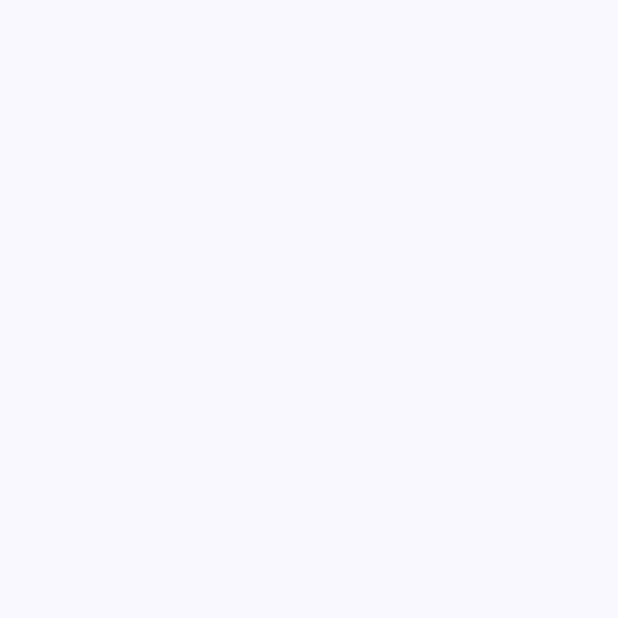
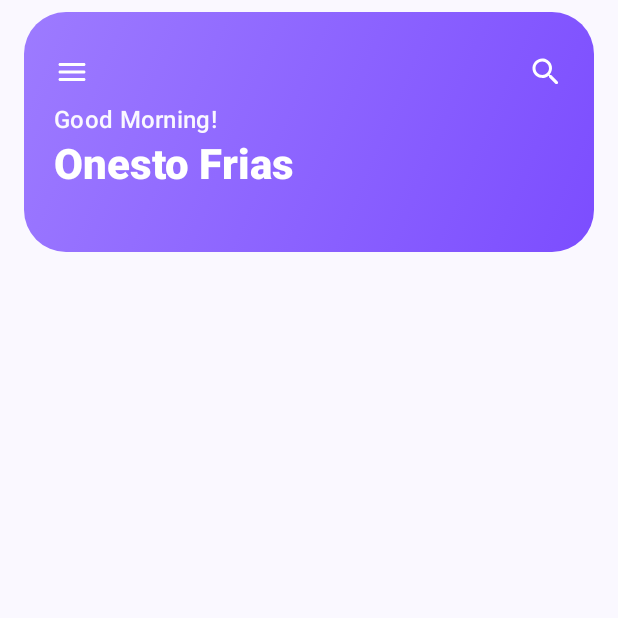
Before and after one commit to SinckCode/MusicAppExa, an Android app built with Jetpack Compose: the screen it shows after launch (MainActivity), on a phone screen of 412 x 824 dp, the top half of it. Before the commit the part shown is empty. Run offline under Robolectric (Android 15) with nearby library versions, the phone set to English and light mode, and no system bars.

Commit message:
Header listo

```diff
--- a/app/src/main/java/com/example/musicappexa/components/Header.kt
+++ b/app/src/main/java/com/example/musicappexa/components/Header.kt
@@ -1,14 +1,96 @@
 package com.example.musicappexa.components
 
-import androidx.compose.foundation.layout.PaddingValues
+import androidx.compose.foundation.background
+import androidx.compose.foundation.layout.*
+import androidx.compose.foundation.layout.Arrangement
+import androidx.compose.foundation.shape.RoundedCornerShape
+import androidx.compose.material.icons.Icons
+import androidx.compose.material.icons.rounded.Menu
+import androidx.compose.material.icons.rounded.Search
+import androidx.compose.material3.*
 import androidx.compose.runtime.Composable
+import androidx.compose.ui.Alignment
+import androidx.compose.ui.Modifier
+import androidx.compose.ui.draw.clip
+import androidx.compose.ui.graphics.Brush
+import androidx.compose.ui.graphics.Color
+import androidx.compose.ui.text.font.FontWeight
+import androidx.compose.ui.tooling.preview.Preview
+import androidx.compose.ui.unit.dp
 import androidx.navigation.NavController
-
+import androidx.navigation.compose.rememberNavController
+import com.example.musicappexa.screens.HomeScreen
+import com.example.musicappexa.ui.theme.MusicAppExaTheme
 
 @Composable
 fun Header(
     navController: NavController,
-    contentPadding: PaddingValues
+    contentPadding: PaddingValues,
+    userName: String = "Onesto Frias"
 ) {
+    Box(
+        modifier = Modifier
+            .padding(horizontal = 16.dp, vertical = 8.dp)
+            .fillMaxWidth()
+            .height(160.dp)
+            .clip(RoundedCornerShape(28.dp))
+            .background(
+                Brush.linearGradient(
+                    listOf(Color(0xFF9D7BFF), Color(0xFF7C4DFF))
+                )
+            )
+            .padding(20.dp)
+    ) {
+        Column(modifier = Modifier.fillMaxSize()) {
 
+            Row(
+                modifier = Modifier
+                    .fillMaxWidth()
+                    .padding(horizontal = 0.dp)
+                    .weight(1f),
+                verticalAlignment = Alignment.CenterVertically,
+                horizontalArrangement = Arrangement.SpaceBetween
+            ) {
+
+                    Icon(Icons.Rounded.Menu, contentDescription = "Menu", tint = Color.White)
+
+
+
+
+                    Icon(Icons.Rounded.Search, contentDescription = "Search", tint = Color.White)
+
+            }
+
+            // Texto
+            Column(
+                modifier = Modifier
+                    .fillMaxWidth()
+                    .weight(2f),
+                verticalArrangement = Arrangement.Top
+            ) {
+                Text(
+                    text = "Good Morning!",
+                    color = Color.White.copy(alpha = .95f),
+                    style = MaterialTheme.typography.titleMedium
+                )
+                Text(
+                    text = userName,
+                    color = Color.White,
+                    style = MaterialTheme.typography.headlineMedium,
+                    fontWeight = FontWeight.ExtraBold
+                )
+            }
+        }
+    }
 }
+
+@Preview(showBackground = true, showSystemUi = true, backgroundColor = 0xFFF3ECFF)
+@Composable
+fun MusicScreenPreview() {
+    MusicAppExaTheme {
+        HomeScreen(
+            navController = rememberNavController(),
+            contentPadding = PaddingValues(0.dp)
+        )
+    }
+}
--- a/app/src/main/java/com/example/musicappexa/ui/theme/Routes.kt
+++ b/app/src/main/java/com/example/musicappexa/ui/theme/Routes.kt
@@ -6,4 +6,4 @@ import kotlinx.serialization.Serializable
 object HomeScreenRoute
 
 @Serializable
-data class MusicDetailScreenRoute(val  id : Int)
+data class MusicDetailScreenRoute(val  id : String)
```
Also changed, not shown: app/src/main/java/com/example/musicappexa/screens/HomeScreen.kt (+15 -0 lines), app/src/main/java/com/example/musicappexa/services/MusicRepository.kt (added, +49 -0 lines), app/src/main/java/com/example/musicappexa/services/MusicService.kt (added, +14 -0 lines), app/src/main/java/com/example/musicappexa/services/ServiceRetrofit.kt (added, +24 -0 lines).
